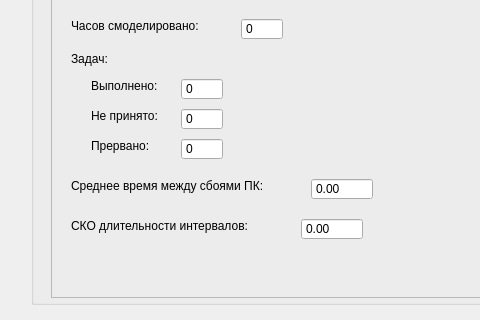
Old version of the form ccModelClient/tinterface.ui in the repository RevanVI/ccModel; both pictures show x 0 to 480 and y 448 to 768 of the 1024 by 768 pixel window.
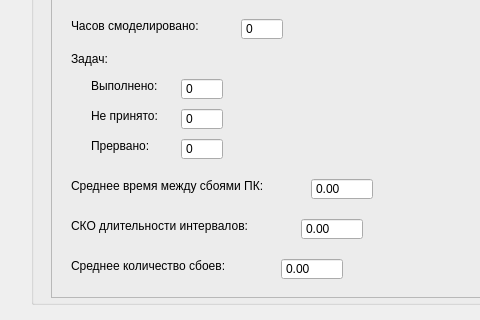
New version of the form. Custom widgets are drawn as their Qt base class.

The edit to the form file:
```diff
--- a/ccModelClient/tinterface.ui
+++ b/ccModelClient/tinterface.ui
@@ -666,6 +666,35 @@
               <number>1000</number>
              </property>
             </widget>
+            <widget class="QLabel" name="label_13">
+             <property name="geometry">
+              <rect>
+               <x>20</x>
+               <y>260</y>
+               <width>221</width>
+               <height>16</height>
+              </rect>
+             </property>
+             <property name="text">
+              <string>Среднее количество сбоев:</string>
+             </property>
+            </widget>
+            <widget class="QDoubleSpinBox" name="avCountSBox">
+             <property name="geometry">
+              <rect>
+               <x>230</x>
+               <y>260</y>
+               <width>62</width>
+               <height>22</height>
+              </rect>
+             </property>
+             <property name="readOnly">
+              <bool>true</bool>
+             </property>
+             <property name="buttonSymbols">
+              <enum>QAbstractSpinBox::NoButtons</enum>
+             </property>
+            </widget>
            </widget>
           </item>
           <item>
```
